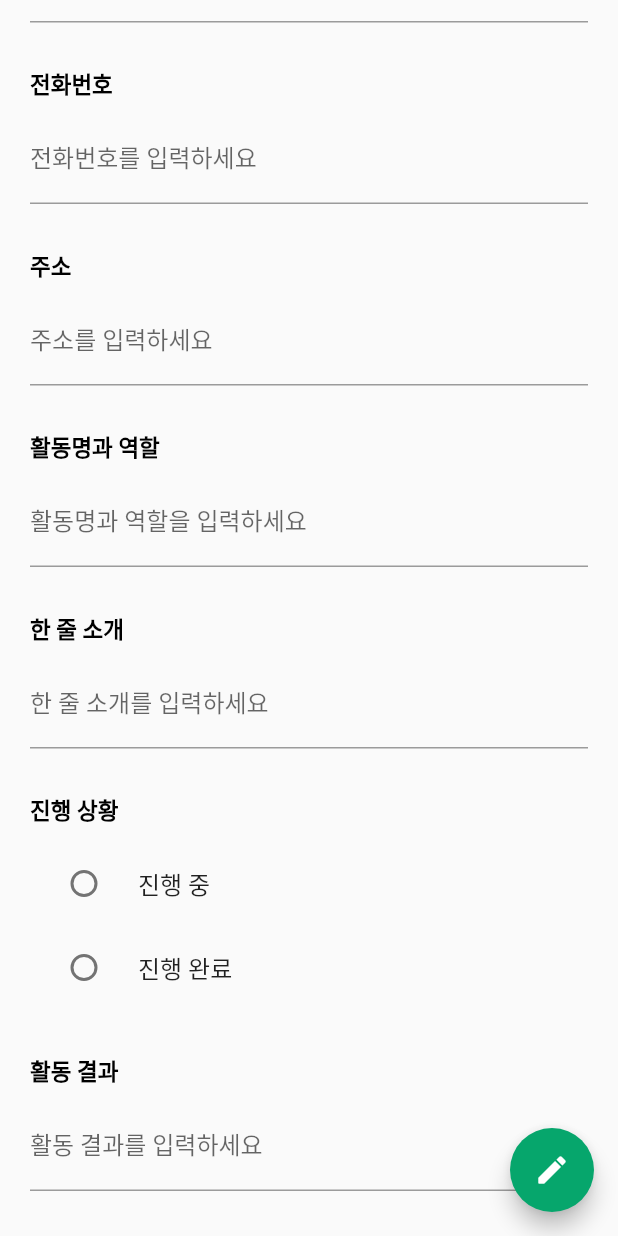
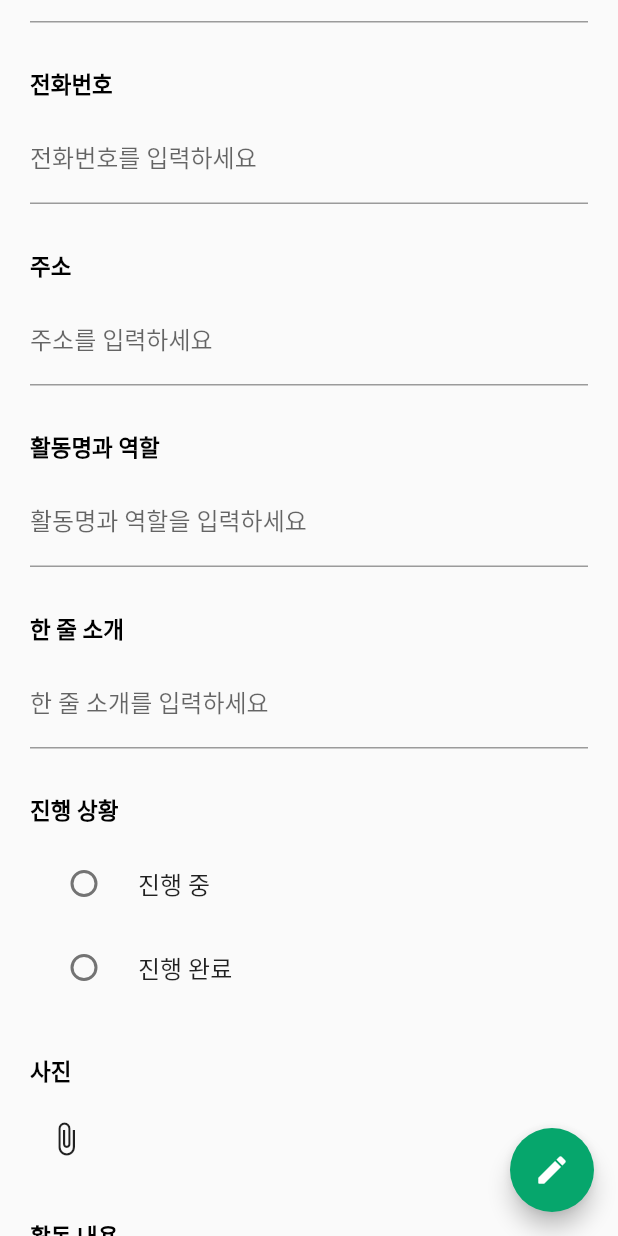
Before and after one commit to 2022-CoKothon-3355/Youth-PoCa, a Flutter app: the WritePage screen opened by its route, scrolled down 520 dp, on a phone screen of 412 x 824 dp. Run offline on Flutter 3.47's test engine with Material 2 defaults, Android fonts, the phone set to English and light mode, and no system bars; our stand-ins replace carousel_slider, image_picker.

Commit message:
이미지 추가

```diff
--- a/Youth-Poca-Client/lib/pages/write_page.dart
+++ b/Youth-Poca-Client/lib/pages/write_page.dart
@@ -1,4 +1,8 @@
+import 'dart:io';
+
+import 'package:carousel_slider/carousel_slider.dart';
 import 'package:flutter/material.dart';
+import 'package:image_picker/image_picker.dart';
 // import 'package:flutter_progress_hud/flutter_progress_hud.dart';
 import 'package:intl/intl.dart';
 // import 'package:snippet_coder_utils/FormHelper.dart';
@@ -18,7 +22,7 @@ class _WritePageState extends State<WritePage> {
   PocaInfo? pocaInfo;
   static final GlobalKey<FormState> globalFormKey = GlobalKey<FormState>();
   bool isApiCallProcess = false;
-  List<Object> _images = [];
+  // List<Object> _images = [];
   bool isEditMode = false;
   bool isImageSelected = false;
   late bool progressing;
@@ -32,6 +36,7 @@ class _WritePageState extends State<WritePage> {
   TextEditingController _result = TextEditingController();
   TextEditingController _progressStartText = TextEditingController();
   TextEditingController _progressEndText = TextEditingController();
+  TextEditingController _content = TextEditingController();
 
   String? _progress;
 
@@ -63,6 +68,39 @@ class _WritePageState extends State<WritePage> {
     _progressStartText.dispose();
     _progressEndText.dispose();
     super.dispose();
+  }
+
+  File? _image; // 사진 하나 가져오기
+  List<XFile> _images = []; // 사진 여러 개 가져오기
+  bool _visibility = false; // 가져온 사진 보이기
+  final picker = ImagePicker();
+
+  // 비동기 처리를 통해 카메라와 갤러리에서 이미지를 가져온다.
+  // 여러 이미지 가져오기 pickImage() 말고 pickMultiImage()
+  Future getImage(ImageSource imageSource) async {
+    // final image = await picker.pickImage(source: imageSource);
+    final List<XFile>? images = await picker.pickMultiImage();
+
+    if (images != null) {
+      setState(() {
+        _images = images; // 가져온 이미지를 _image에 저장
+        print(_images);
+        //_images = images.map<File>((xfile) => File(xfile.path)).toList();
+      });
+    }
+  }
+
+  // 가져온 사진 visible 상태 변경
+  void _hide() {
+    setState(() {
+      _visibility = false;
+    });
+  }
+
+  void _show() {
+    setState(() {
+      _visibility = true;
+    });
   }
 
   @override
@@ -315,9 +353,45 @@ class _WritePageState extends State<WritePage> {
                               // ),
 
                               // 이미지들
-
-                              // 이미지 별 내용들
-
+                              Text(
+                                "사진",
+                                style: TextStyle(
+                                    fontSize: 15,
+                                    color: Colors.black,
+                                    fontWeight: FontWeight.w700),
+                              ),
+                              SizedBox(
+                                height: 10,
+                              ),
+                              IconButton(
+                                  onPressed: () {
+                                    getImage(ImageSource.gallery);
+                                    _show();
+                                  },
+                                  icon: Icon(Icons.attach_file)),
+                              SizedBox(
+                                height: 30,
+                              ),
+                              // 내용
+                              Text(
+                                "활동 내용",
+                                style: TextStyle(
+                                    fontSize: 15,
+                                    color: Colors.black,
+                                    fontWeight: FontWeight.w700),
+                              ),
+                              SizedBox(
+                                height: 10,
+                              ),
+                              TextFormField(
+                                decoration: InputDecoration(
+                                  labelText: "활동 내용를 입력하세요",
+                                ),
+                                controller: _content,
+                              ),
+                              SizedBox(
+                                height: 30,
+                              ),
                               // 활동 결과 입력
                               Text(
                                 "활동 결과",
@@ -365,8 +439,8 @@ class _WritePageState extends State<WritePage> {
                     activity: _activity.text,
                     description: _description.text,
                     progress: pro,
-                    images: [],
-                    contents: [],
+                    images: _images,
+                    contents: [_content.text],
                     result: _result.text,
                     sendTime: DateFormat("yyyy-MM-dd hh:mm:ss")
                         .format(DateTime.now()),
@@ -390,7 +464,7 @@ class _WritePageState extends State<WritePage> {
                       });
                     });
                   }
-                  Navigator.pop(context);
+                  Navigator.pop(context, pocaInfo);
 
                   // dispose 하기
                 },
--- a/Youth-Poca-Client/pubspec.yaml
+++ b/Youth-Poca-Client/pubspec.yaml
@@ -39,6 +39,7 @@ dependencies:
   carousel_slider:
   http:
   intl:
+  image_picker:
   # snippet_coder_utils:
   # flutter_progress_hud:
 
```
Also changed, not shown: Youth-Poca-Client/lib/services/api_service.dart (+8 -8 lines), Youth-Poca-Client/pubspec.lock.
